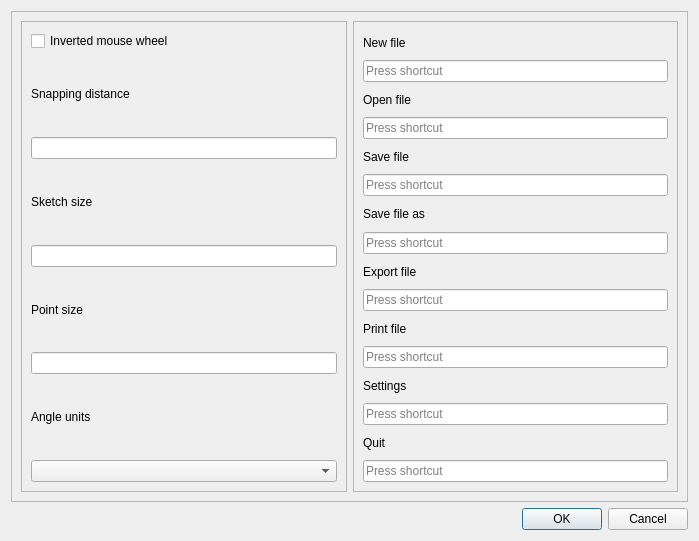
Before: the Qt Designer form src/SettingsDialog.ui in Makimars/Konstructor, drawn with Qt 5.
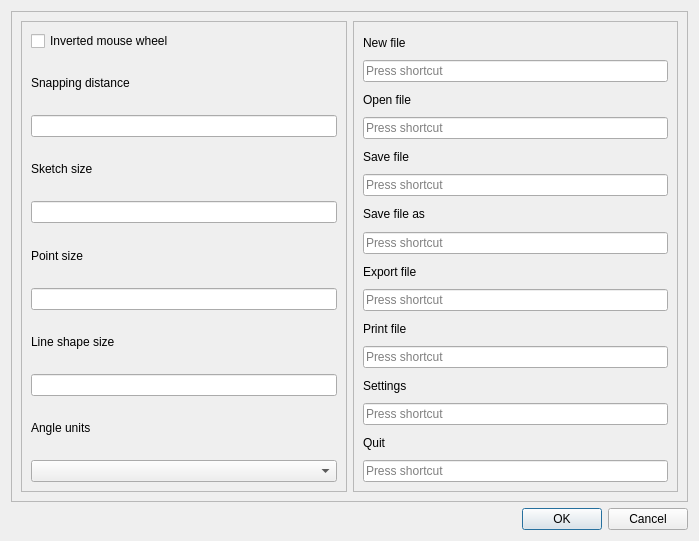
After: the same form once the commit is applied.

Commit message: Fix line bounding rect, add Settings::lineShapeSize

The edit to the form file:
```diff
--- a/src/SettingsDialog.ui
+++ b/src/SettingsDialog.ui
@@ -69,6 +69,16 @@
          <item>
           <widget class="QLineEdit" name="pointSizeLine"/>
          </item>
+         <item>
+          <widget class="QLabel" name="label_8">
+           <property name="text">
+            <string>Line shape size</string>
+           </property>
+          </widget>
+         </item>
+         <item>
+          <widget class="QLineEdit" name="lineShapeSizeLine"/>
+         </item>
          <item>
           <widget class="QLabel" name="label_5">
            <property name="text">
```
The commit also changes 7 other files.
